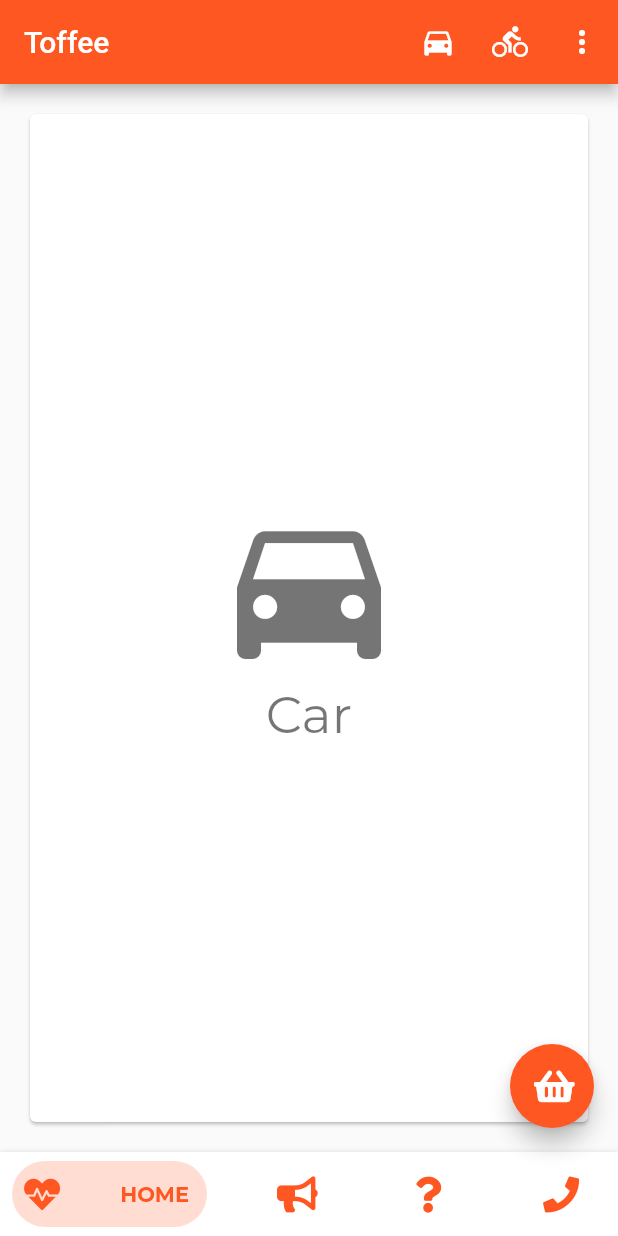
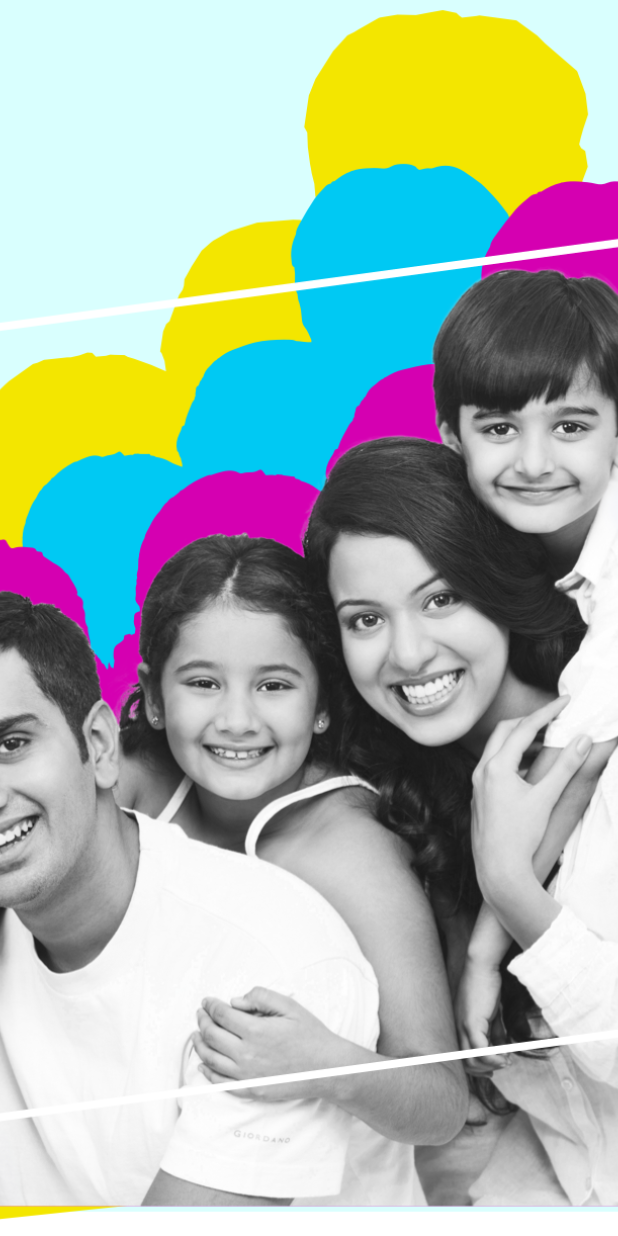
Before and after one commit to sarvex/responsive, a Flutter app: the screen it shows after launch, on a phone screen of 412 x 824 dp. Run offline on Flutter 3.47's test engine with Material 2 defaults, Android fonts, the light colour scheme and no system bars; drawn by our look-alikes of bottom_navy_bar; our stand-ins replace easy_localization, font_awesome_flutter, google_fonts; project files that could hold a hidden picture were left out.

Commit message:
updated responsive widget

```diff
--- a/lib/pages/home.dart
+++ b/lib/pages/home.dart
@@ -2,6 +2,7 @@ import 'package:bottom_navy_bar/bottom_navy_bar.dart';
 import 'package:flutter/cupertino.dart';
 import 'package:flutter/material.dart';
 import 'package:font_awesome_flutter/font_awesome_flutter.dart';
+import 'package:toffee/pages/landing.dart';
 
 class HomePage extends StatefulWidget {
   const HomePage({Key key}) : super(key: key);
@@ -11,103 +12,104 @@ class HomePage extends StatefulWidget {
 }
 
 class _HomePageState extends State<HomePage> {
-  int _currentIndex = 0;
-  Choice _selectedChoice = choices[0];
-  PageController _pageController;
+  // int _currentIndex = 0;
+  // Choice _selectedChoice = choices[0];
+  // PageController _pageController;
 
-  void _select(Choice choice) {
-    setState(() {
-      _selectedChoice = choice;
-    });
-  }
+  // void _select(Choice choice) {
+  //   setState(() {
+  //     _selectedChoice = choice;
+  //   });
+  // }
 
-  @override
-  void initState() {
-    super.initState();
-    _pageController = PageController();
-  }
+  // @override
+  // void initState() {
+  //   super.initState();
+  //   _pageController = PageController();
+  // }
 
-  @override
-  void dispose() {
-    _pageController.dispose();
-    super.dispose();
-  }
+  // @override
+  // void dispose() {
+  //   _pageController.dispose();
+  //   super.dispose();
+  // }
 
   @override
   Widget build(BuildContext context) {
-    return Scaffold(
-      appBar: AppBar(
-        title: const Text('Toffee'),
-        actions: <Widget>[
-          // action button
-          IconButton(
-            icon: Icon(choices[0].icon),
-            onPressed: () {
-              _select(choices[0]);
-            },
-          ),
-          IconButton(
-            icon: Icon(choices[1].icon),
-            onPressed: () {
-              _select(choices[1]);
-            },
-          ),
-          PopupMenuButton<Choice>(
-            onSelected: _select,
-            itemBuilder: (BuildContext context) {
-              return choices.skip(2).map((Choice choice) {
-                return PopupMenuItem<Choice>(
-                  value: choice,
-                  child: Text(choice.title),
-                );
-              }).toList();
-            },
-          ),
-        ],
-      ),
-      body: Padding(
-        padding: const EdgeInsets.all(16.0),
-        child: ChoiceCard(choice: _selectedChoice),
-      ),
-      floatingActionButton: FloatingActionButton(
-        child: Icon(FontAwesomeIcons.shoppingBasket),
-        backgroundColor: Theme.of(context).accentColor,
-        onPressed: () {},
-      ),
-      bottomNavigationBar: BottomNavyBar(
-        selectedIndex: _currentIndex,
-        onItemSelected: (index) {
-          setState(() => _currentIndex = index);
-          _pageController.jumpToPage(index);
-        },
-        items: <BottomNavyBarItem>[
-          BottomNavyBarItem(
-            title: Text('HOME'),
-            icon: Icon(FontAwesomeIcons.heartbeat),
-            activeColor: Theme.of(context).accentColor,
-            textAlign: TextAlign.right,
-          ),
-          BottomNavyBarItem(
-            title: Text('DETAILS'),
-            icon: Icon(FontAwesomeIcons.bullhorn),
-            activeColor: Theme.of(context).accentColor,
-            textAlign: TextAlign.right,
-          ),
-          BottomNavyBarItem(
-            title: Text('FAQs'),
-            icon: Icon(FontAwesomeIcons.question),
-            activeColor: Theme.of(context).accentColor,
-            textAlign: TextAlign.right,
-          ),
-          BottomNavyBarItem(
-            title: Text('CALL'),
-            icon: Icon(FontAwesomeIcons.phone),
-            activeColor: Theme.of(context).accentColor,
-            textAlign: TextAlign.right,
-          ),
-        ],
-      ),
-    );
+    return LandingPage();
+    // Scaffold(
+    //   appBar: AppBar(
+    //     title: const Text('Toffee'),
+    //     actions: <Widget>[
+    //       // action button
+    //       IconButton(
+    //         icon: Icon(choices[0].icon),
+    //         onPressed: () {
+    //           _select(choices[0]);
+    //         },
+    //       ),
+    //       IconButton(
+    //         icon: Icon(choices[1].icon),
+    //         onPressed: () {
+    //           _select(choices[1]);
+    //         },
+    //       ),
+    //       PopupMenuButton<Choice>(
+    //         onSelected: _select,
+    //         itemBuilder: (BuildContext context) {
+    //           return choices.skip(2).map((Choice choice) {
+    //             return PopupMenuItem<Choice>(
+    //               value: choice,
+    //               child: Text(choice.title),
+    //             );
+    //           }).toList();
+    //         },
+    //       ),
+    //     ],
+    //   ),
+    //   body: Padding(
+    //     padding: const EdgeInsets.all(16.0),
+    //     child: ChoiceCard(choice: _selectedChoice),
+    //   ),
+    //   floatingActionButton: FloatingActionButton(
+    //     child: Icon(FontAwesomeIcons.shoppingBasket),
+    //     backgroundColor: Theme.of(context).accentColor,
+    //     onPressed: () {},
+    //   ),
+    //   bottomNavigationBar: BottomNavyBar(
+    //     selectedIndex: _currentIndex,
+    //     onItemSelected: (index) {
+    //       setState(() => _currentIndex = index);
+    //       _pageController.jumpToPage(index);
+    //     },
+    //     items: <BottomNavyBarItem>[
+    //       BottomNavyBarItem(
+    //         title: Text('HOME'),
+    //         icon: Icon(FontAwesomeIcons.heartbeat),
+    //         activeColor: Theme.of(context).accentColor,
+    //         textAlign: TextAlign.right,
+    //       ),
+    //       BottomNavyBarItem(
+    //         title: Text('DETAILS'),
+    //         icon: Icon(FontAwesomeIcons.bullhorn),
+    //         activeColor: Theme.of(context).accentColor,
+    //         textAlign: TextAlign.right,
+    //       ),
+    //       BottomNavyBarItem(
+    //         title: Text('FAQs'),
+    //         icon: Icon(FontAwesomeIcons.question),
+    //         activeColor: Theme.of(context).accentColor,
+    //         textAlign: TextAlign.right,
+    //       ),
+    //       BottomNavyBarItem(
+    //         title: Text('CALL'),
+    //         icon: Icon(FontAwesomeIcons.phone),
+    //         activeColor: Theme.of(context).accentColor,
+    //         textAlign: TextAlign.right,
+    //       ),
+    //     ],
+    //   ),
+    // );
   }
 }
 
--- a/lib/pages/landing.dart
+++ b/lib/pages/landing.dart
@@ -1,12 +1,32 @@
 import 'package:flutter/cupertino.dart';
 import 'package:flutter/material.dart';
+import 'package:toffee/utility/assets.dart';
 import 'package:toffee/utility/responsive_widget.dart';
 
-class LandingPage extends ResponsiveWidget {
+import '../utility/responsive_widget.dart';
+
+class LandingPage extends StatelessWidget {
+
   const LandingPage({Key key}) : super(key: key);
 
   @override
-  Widget build(BuildContext context) => Padding(
-        padding: EdgeInsets.all(16.0),
-      );
+  Widget build(BuildContext context) {
+    return ResponsiveWidget(screen: WelcomeContainer(), desktop: WelcomeContainer(), tablet: WelcomeContainer(), mobile: WelcomeContainer(),);
+  }
 }
+
+class WelcomeContainer extends StatelessWidget {
+  const WelcomeContainer({Key key}) : super(key: key);
+
+  @override
+  Widget build(BuildContext context) {
+    return Container(
+      decoration: BoxDecoration(
+          image: DecorationImage(
+            image: AssetImage(Assets.family_group),
+            fit: BoxFit.cover,
+          ),
+        ),
+    );
+  }
+}
--- /dev/null
+++ b/lib/utility/assets.dart
@@ -0,0 +1,5 @@
+class Assets{
+  static const welcome = 'assets/images/welcome.svg';
+  static const logo = 'assets/images/logo.png';
+  static const family_group = 'assets/images/family-group.png';
+}
--- a/lib/utility/responsive_widget.dart
+++ b/lib/utility/responsive_widget.dart
@@ -2,10 +2,15 @@ import 'package:flutter/material.dart';
 
 import './device_type.dart';
 import './sizing_information.dart';
+import 'device_type.dart';
 
 class ResponsiveWidget extends StatelessWidget {
-  final Widget Function(BuildContext context, SizingInformation sizingInformation) builder;
-  const ResponsiveWidget({Key key, this.builder}) : super(key: key);
+    final Widget screen;
+  final Widget desktop;
+  final Widget tablet;
+  final Widget mobile;
+  // final Widget Function(BuildContext context, SizingInformation sizingInformation) builder;
+  const ResponsiveWidget({Key key, this.screen, this.desktop, this.tablet, this.mobile}) : super(key: key);
 
   @override
   Widget build(BuildContext context) {
@@ -19,8 +24,27 @@ class ResponsiveWidget extends StatelessWidget {
           screenSize: mediaQuery.size,
           widgetSize: Size(boxContraints.maxWidth, boxContraints.maxHeight),
         );
+        debugPrint('$sizingInformation');
 
-        return builder(context, sizingInformation);
+        switch(getDeviceType(mediaQuery)) {
+          case DeviceType.Watch:
+            return null;
+            break;
+          case DeviceType.Mobile:
+            return mobile;
+            break;
+          case DeviceType.Tablet:
+            return tablet;
+            break;
+          case DeviceType.Desktop:
+            return desktop;
+            break;
+          case DeviceType.Screen:
+            return screen;
+            break;
+          default:
+            return desktop;
+        }
       },
     );
   }
--- a/pubspec.yaml
+++ b/pubspec.yaml
@@ -43,3 +43,4 @@ flutter:
     - google_fonts/
     - assets/langs/en-US.json
     - assets/langs/hi-IN.json
+    - assets/images/
```
Also changed, not shown: assets/images/family-group.png (added), assets/images/logo.png (added), assets/images/welcome.svg (added).
